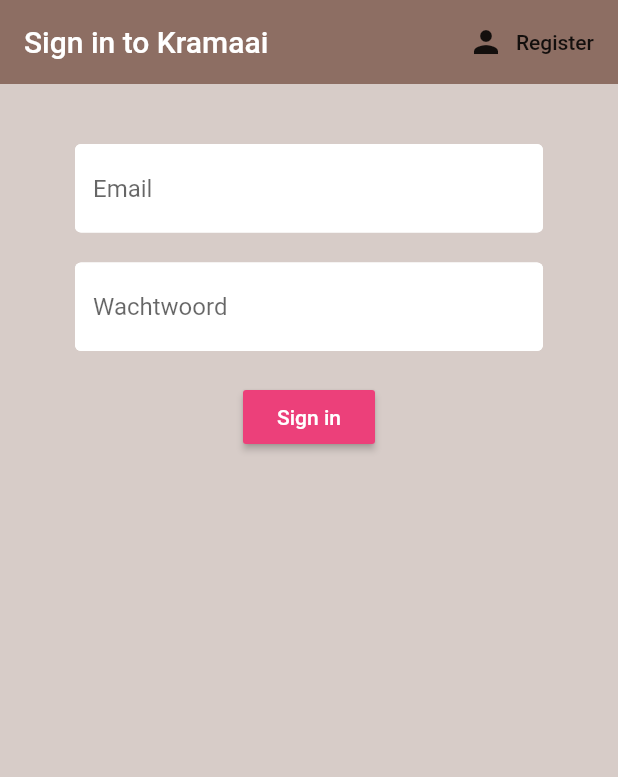
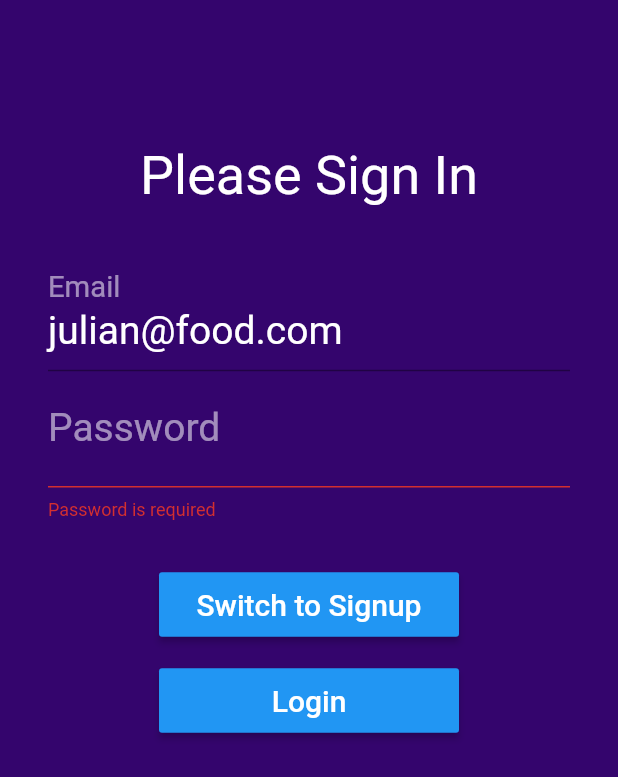
Before and after one commit to Tom-De-Backer/Kramaai-App, a Flutter app: the screen it shows after launch, on a phone screen of 412 x 824 dp. Shown: the top 777 px of the screen. Run offline on Flutter 3.47's test engine with Material 2 defaults, Android fonts, the phone set to English and light mode, and no system bars; our stand-ins replace cloud_firestore, firebase_auth, firebase_core, flutter_spinkit; accounts and stored records are empty.

Commit message:
Login en register fixed with Provider

```diff
--- a/lib/main.dart
+++ b/lib/main.dart
@@ -1,26 +1,35 @@
 import 'package:flutter/material.dart';
-import 'package:kramaai/screens/wrapper.dart';
+import 'package:kramaai/screens/authenticate/login.dart';
 import 'package:firebase_core/firebase_core.dart';
-import 'package:kramaai/services/auth.dart';
+import 'package:kramaai/screens/feed.dart';
+import 'package:kramaai/services/auth_notifier.dart';
 import 'package:provider/provider.dart';
 import 'models/kramaai_user.dart';
 
 void main() async {
   WidgetsFlutterBinding.ensureInitialized();
   await Firebase.initializeApp();
-  runApp(MyApp(MultiProvider(providers: [],)));
+
+  runApp(MultiProvider(
+    providers: [
+      ChangeNotifierProvider(
+        create: (context) => AuthNotifier(),
+      ),
+    ],
+    child: MyApp(),
+  ));
 }
 
 class MyApp extends StatelessWidget {
-  MyApp(MultiProvider multiProvider);
-
   // This widget is the root of your application.
   @override
   Widget build(BuildContext context) {
-    return StreamProvider<KramaaiUser>.value(
-      value: AuthService().user,
-      child: MaterialApp(
-        home: Wrapper()
+    return MaterialApp(
+      debugShowCheckedModeBanner: false,
+      home: Consumer<AuthNotifier>(
+        builder: (context, notifier, child) {
+          return notifier.user != null ? Feed() : Login();
+        },
       ),
     );
   }
--- a/lib/models/kramaai_user.dart
+++ b/lib/models/kramaai_user.dart
@@ -1,5 +1,8 @@
 class KramaaiUser {
   final String uid;
+  String displayName;
+  String email;
+  String password;
 
   KramaaiUser({this.uid});
 }
--- a/lib/screens/authenticate/authenticate.dart
+++ /dev/null
@@ -1,28 +0,0 @@
-import 'package:flutter/material.dart';
-import 'package:kramaai/screens/authenticate/register.dart';
-import 'package:kramaai/screens/authenticate/sign_in.dart';
-
-class Authenticate extends StatefulWidget {
-  @override
-  _AuthenticateState createState() => _AuthenticateState();
-}
-
-class _AuthenticateState extends State<Authenticate> {
-
-  bool showSignIn = true;
-
-  void toggleView() {
-    setState(() {
-      showSignIn = !showSignIn;
-    });
-  }
-
-  @override
-  Widget build(BuildContext context) {
-    if (showSignIn) {
-      return SignIn(toggleView: toggleView);
-    } else {
-      return Register(toggleView: toggleView);
-    }
-  }
-}
--- /dev/null
+++ b/lib/screens/authenticate/login.dart
@@ -0,0 +1,210 @@
+import 'package:flutter/material.dart';
+import 'package:kramaai/models/kramaai_user.dart';
+import 'package:kramaai/services/auth_notifier.dart';
+import 'package:kramaai/services/auth_api.dart';
+import 'package:provider/provider.dart';
+
+enum AuthMode { Signup, Login }
+
+class Login extends StatefulWidget {
+  @override
+  State<StatefulWidget> createState() {
+    return _LoginState();
+  }
+}
+
+class _LoginState extends State<Login> {
+  final GlobalKey<FormState> _formKey = GlobalKey<FormState>();
+  final TextEditingController _passwordController = new TextEditingController();
+  AuthMode _authMode = AuthMode.Login;
+
+  KramaaiUser _user = KramaaiUser();
+
+  @override
+  void initState() {
+    AuthNotifier authNotifier = Provider.of<AuthNotifier>(context, listen: false);
+    initializeCurrentUser(authNotifier);
+    super.initState();
+  }
+
+  void _submitForm() {
+    if (!_formKey.currentState.validate()) {
+      return;
+    }
+
+    _formKey.currentState.save();
+
+    AuthNotifier authNotifier = Provider.of<AuthNotifier>(context, listen: false);
+
+    if (_authMode == AuthMode.Login) {
+      login(_user, authNotifier);
+    } else {
+      signup(_user, authNotifier);
+    }
+  }
+
+  Widget _buildDisplayNameField() {
+    return TextFormField(
+      decoration: InputDecoration(
+        labelText: "Display Name",
+        labelStyle: TextStyle(color: Colors.white54),
+      ),
+      keyboardType: TextInputType.text,
+      style: TextStyle(fontSize: 26, color: Colors.white),
+      cursorColor: Colors.white,
+      validator: (String value) {
+        if (value.isEmpty) {
+          return 'Display Name is required';
+        }
+
+        if (value.length < 5 || value.length > 12) {
+          return 'Display Name must be between 5 and 12 characters';
+        }
+
+        return null;
+      },
+      onSaved: (String value) {
+        _user.displayName = value;
+      },
+    );
+  }
+
+  Widget _buildEmailField() {
+    return TextFormField(
+      decoration: InputDecoration(
+        labelText: "Email",
+        labelStyle: TextStyle(color: Colors.white54),
+      ),
+      keyboardType: TextInputType.emailAddress,
+      initialValue: 'julian@food.com',
+      style: TextStyle(fontSize: 26, color: Colors.white),
+      cursorColor: Colors.white,
+      validator: (String value) {
+        if (value.isEmpty) {
+          return 'Email is required';
+        }
+
+        if (!RegExp(
+            r"[a-z0-9!#$%&'*+/=?^_`{|}~-]+(?:\.[a-z0-9!#$%&'*+/=?^_`{|}~-]+)*@(?:[a-z0-9](?:[a-z0-9-]*[a-z0-9])?\.)+[a-z0-9](?:[a-z0-9-]*[a-z0-9])?")
+            .hasMatch(value)) {
+          return 'Please enter a valid email address';
+        }
+
+        return null;
+      },
+      onSaved: (String value) {
+        _user.email = value;
+      },
+    );
+  }
+
+  Widget _buildPasswordField() {
+    return TextFormField(
+      decoration: InputDecoration(
+        labelText: "Password",
+        labelStyle: TextStyle(color: Colors.white54),
+      ),
+      style: TextStyle(fontSize: 26, color: Colors.white),
+      cursorColor: Colors.white,
+      obscureText: true,
+      controller: _passwordController,
+      validator: (String value) {
+        if (value.isEmpty) {
+          return 'Password is required';
+        }
+
+        if (value.length < 5 || value.length > 20) {
+        }
+
+        return null;
+      },
+      onSaved: (String value) {
+        _user.password = value;
+      },
+    );
+  }
+
+  Widget _buildConfirmPasswordField() {
+    return TextFormField(
+      decoration: InputDecoration(
+        labelText: "Confirm Password",
+        labelStyle: TextStyle(color: Colors.white54),
+      ),
+      style: TextStyle(fontSize: 26, color: Colors.white),
+      cursorColor: Colors.white,
+      obscureText: true,
+      validator: (String value) {
+        if (_passwordController.text != value) {
+          return 'Passwords do not match';
+        }
+
+        return null;
+      },
+    );
+  }
+
+  @override
+  Widget build(BuildContext context) {
+    print("Building login screen");
+
+    return Scaffold(
+      body: Container(
+        constraints: BoxConstraints.expand(
+          height: MediaQuery.of(context).size.height,
+        ),
+        decoration: BoxDecoration(color: Color(0xff34056D)),
+        child: Form(
+          autovalidate: true,
+          key: _formKey,
+          child: SingleChildScrollView(
+            child: Padding(
+              padding: EdgeInsets.fromLTRB(32, 96, 32, 0),
+              child: Column(
+                children: <Widget>[
+                  Text(
+                    "Please Sign In",
+                    textAlign: TextAlign.center,
+                    style: TextStyle(fontSize: 36, color: Colors.white),
+                  ),
+                  SizedBox(height: 32),
+                  _authMode == AuthMode.Signup ? _buildDisplayNameField() : Container(),
+                  _buildEmailField(),
+                  _buildPasswordField(),
+                  _authMode == AuthMode.Signup ? _buildConfirmPasswordField() : Container(),
+                  SizedBox(height: 32),
+                  ButtonTheme(
+                    minWidth: 200,
+                    child: RaisedButton(
+                      padding: EdgeInsets.all(10.0),
+                      child: Text(
+                        'Switch to ${_authMode == AuthMode.Login ? 'Signup' : 'Login'}',
+                        style: TextStyle(fontSize: 20, color: Colors.white),
+                      ),
+                      onPressed: () {
+                        setState(() {
+                          _authMode =_authMode == AuthMode.Login ? AuthMode.Signup : AuthMode.Login;
+                        });
+                      },
+                    ),
+                  ),
+                  SizedBox(height: 16),
+                  ButtonTheme(
+                    minWidth: 200,
+                    child: RaisedButton(
+                      padding: EdgeInsets.all(10.0),
+                      onPressed: () => _submitForm(),
+                      child: Text(
+                        _authMode == AuthMode.Login ? 'Login' : 'Signup',
+                        style: TextStyle(fontSize: 20, color: Colors.white),
+                      ),
+                    ),
+                  ),
+                ],
+              ),
+            ),
+          ),
+        ),
+      ),
+    );
+  }
+}
--- a/lib/screens/authenticate/sign_in.dart
+++ /dev/null
@@ -1,104 +0,0 @@
-import 'package:flutter/material.dart';
-import 'package:kramaai/services/auth.dart';
-import 'package:kramaai/shared/constants.dart';
-import 'package:kramaai/shared/loading.dart';
-
-class SignIn extends StatefulWidget {
-
-  final Function toggleView;
-  SignIn({this.toggleView});
-
-  @override
-  _SignInState createState() => _SignInState();
-}
-
-class _SignInState extends State<SignIn> {
-
-  final AuthService _auth = AuthService();
-  final _formKey = GlobalKey<FormState>();
-  bool loading = false;
-
-  // Text field state
-  String email = '';
-  String password = '';
-  String error = '';
-
-  @override
-  Widget build(BuildContext context) {
-    return loading ? Loading() : Scaffold(
-      backgroundColor: Colors.brown[100],
-      appBar: AppBar(
-        backgroundColor: Colors.brown[400],
-        elevation: 0.0,
-        title: Text('Sign in to Kramaai'),
-        actions: [
-          FlatButton.icon(
-              onPressed: () {
-                widget.toggleView();
-          },
-              icon: Icon(Icons.person),
-              label: Text('Register'))
-        ],
-      ),
-      body: Container(
-        padding: EdgeInsets.symmetric(vertical: 20.0, horizontal: 50.0),
-        child: Form(
-          key: _formKey,
-          child: Column(
-            children: [
-              SizedBox(height: 20.0),
-              TextFormField(
-                decoration: textInputDecoration.copyWith(hintText: 'Email'),
-                validator: (val) => val.isEmpty ? 'Vul een email in' : null,
-                onChanged: (val) {
-                  setState(() {
-                    email = val;
-                  });
-                },
-              ),
-              SizedBox(height: 20.0),
-              TextFormField(
-                decoration: textInputDecoration.copyWith(hintText: 'Wachtwoord'),
-                validator: (val) => val.length < 6 ? 'Passwoord moet langer zijn dan 6 tekens' : null,
-                obscureText: true,
-                onChanged: (val) {
-                  setState(() {
-                    password = val;
-                  });
-                },
-              ),
-              SizedBox(height: 20.0),
-              RaisedButton(
-                  color: Colors.pink[400],
-                  child: Text(
-                    'Sign in',
-                    style: TextStyle(color: Colors.white),
-                  ),
-                  onPressed: () async {
-                    if (_formKey.currentState.validate()) {
-                      setState(() {
-                        loading = true;
-                      });
-                      dynamic result = await _auth.signInWithEmailAndPassword(
-                          email, password);
-                      if (result == null) {
-                        setState(() {
-                          error = 'Foute login of wachtwoord';
-                          loading = false;
-                        });
-                      }
-                    }
-                  }
-              ),
-              SizedBox(height: 20.0),
-              Text(
-                  error,
-                  style: TextStyle(color: Colors.red, fontSize: 14.0)
-              )
-            ],
-          ),
-        )
-      ),
-    );
-  }
-}
--- a/lib/screens/wrapper.dart
+++ /dev/null
@@ -1,21 +0,0 @@
-import 'package:flutter/material.dart';
-import 'package:kramaai/models/kramaai_user.dart';
-import 'package:kramaai/screens/authenticate/authenticate.dart';
-import 'package:kramaai/screens/home/home.dart';
-import 'package:provider/provider.dart';
-
-class Wrapper extends StatelessWidget {
-  @override
-  Widget build(BuildContext context) {
-
-    final user = Provider.of<KramaaiUser>(context);
-
-    // Return either Home or authenticate widget
-    if (user == null) {
-      return Authenticate();
-    } else {
-      return Home();
-    }
-
-  }
-}
--- a/lib/services/activity_notifier.dart
+++ b/lib/services/activity_notifier.dart
@@ -4,15 +4,15 @@ import 'package:flutter/cupertino.dart';
 import 'package:kramaai/models/activity.dart';
 
 class ActivityNotifier with ChangeNotifier {
-  List<Activity> _foodList = [];
+  List<Activity> _activityList = [];
   Activity _currentActivity;
 
   UnmodifiableListView<Activity> get activityList => UnmodifiableListView(activityList);
 
   Activity get currentActivity => _currentActivity;
 
-  set foodList(List<Activity> foodList) {
-    _foodList = foodList;
+  set foodList(List<Activity> activityList) {
+    _activityList = activityList;
     notifyListeners();
   }
 
--- a/lib/services/auth.dart
+++ b/lib/services/auth.dart
@@ -1,5 +1,8 @@
 import 'package:firebase_auth/firebase_auth.dart';
 import 'package:kramaai/models/kramaai_user.dart';
+
+
+// DEPRECATED!!!!!!!!!!!!!
 
 class AuthService {
 
--- /dev/null
+++ b/lib/services/auth_api.dart
@@ -0,0 +1,56 @@
+import 'package:kramaai/models/kramaai_user.dart';
+import 'auth_notifier.dart';
+import 'package:firebase_auth/firebase_auth.dart';
+
+login(KramaaiUser user, AuthNotifier authNotifier) async {
+  UserCredential userCredential = await FirebaseAuth.instance
+      .signInWithEmailAndPassword(email: user.email, password: user.password)
+      .catchError((error) => print(error.code));
+
+  if (userCredential != null) {
+    User firebaseUser = userCredential.user;
+
+    if (firebaseUser != null) {
+      print("Log In: $firebaseUser");
+      authNotifier.setUser(firebaseUser);
+    }
+  }
+}
+
+
+signup(KramaaiUser user, AuthNotifier authNotifier) async {
+  UserCredential userCredential = await FirebaseAuth.instance
+      .createUserWithEmailAndPassword(email: user.email, password: user.password)
+      .catchError((error) => print(error.code));
+
+  if (userCredential != null) {
+    User firebaseUser = userCredential.user;
+
+    if (firebaseUser != null) {
+      await firebaseUser.updateProfile(displayName: user.displayName);
+      await firebaseUser.reload();
+
+      print("Sign up: $firebaseUser");
+
+      User currentUser = FirebaseAuth.instance.currentUser;
+      authNotifier.setUser(currentUser);
+    }
+  }
+}
+
+
+
+signout(AuthNotifier authNotifier) async {
+  await FirebaseAuth.instance.signOut().catchError((error) => print(error.code));
+
+  authNotifier.setUser(null);
+}
+
+initializeCurrentUser(AuthNotifier authNotifier) async {
+  User firebaseUser = FirebaseAuth.instance.currentUser;
+
+  if (firebaseUser != null) {
+    print(firebaseUser);
+    authNotifier.setUser(firebaseUser);
+  }
+}
--- /dev/null
+++ b/lib/services/auth_notifier.dart
@@ -0,0 +1,13 @@
+import 'package:firebase_auth/firebase_auth.dart';
+import 'package:flutter/widgets.dart';
+
+class AuthNotifier with ChangeNotifier {
+  User _user;
+
+  User get user => _user;
+
+  void setUser(User user) {
+    _user = user;
+    notifyListeners();
+  }
+}
```
Also changed, not shown: lib/screens/authenticate/register.dart (deleted, +0 -107 lines), lib/screens/feed.dart (added, +39 -0 lines), lib/services/activity_api.dart (added).
